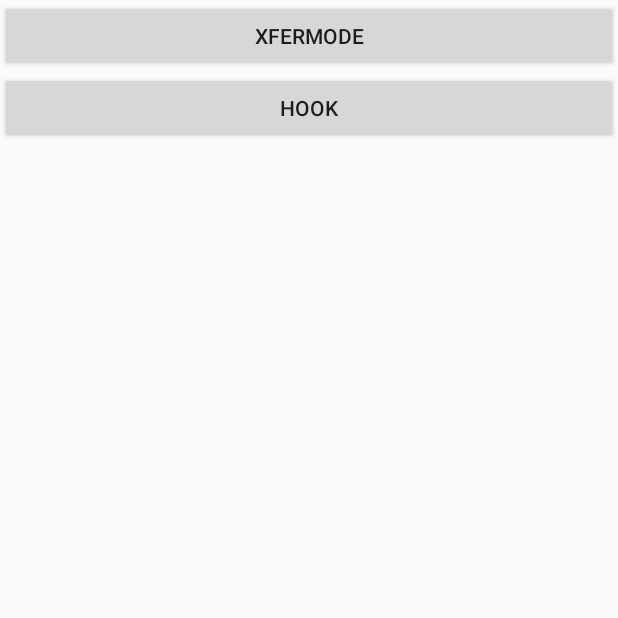
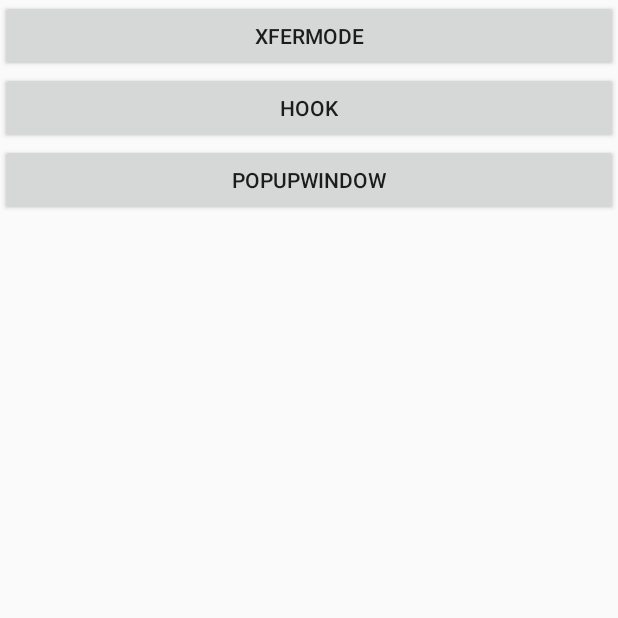
Before and after one commit to shizhongyu/MyCustomView, an Android app: the screen it shows after launch (MainActivity), on a phone screen of 412 x 824 dp, the top half of it. Run offline under Robolectric (Android 15) with nearby library versions, the phone set to English and light mode, and no system bars.

Commit message:
代码优化。

```diff
--- a/app/build.gradle
+++ b/app/build.gradle
@@ -27,4 +27,7 @@ dependencies {
     androidTestImplementation 'com.android.support.test.espresso:espresso-core:3.0.1'
     // https://mvnrepository.com/artifact/com.android.support/recyclerview-v7
     implementation group: 'com.android.support', name: 'recyclerview-v7', version: '27.1.1'
+    // https://mvnrepository.com/artifact/com.android.support/cardview-v7
+    implementation group: 'com.android.support', name: 'cardview-v7', version: '28.0.0'
+
 }
--- a/app/src/main/AndroidManifest.xml
+++ b/app/src/main/AndroidManifest.xml
@@ -20,6 +20,7 @@
         <activity android:name=".activity.XfermodeActivity"/>
         <activity android:name=".activity.pinActivity"/>
         <activity android:name=".activity.HookActivity"/>
+        <activity android:name=".activity.PopUpWindowActivity"/>
     </application>
 
 </manifest>
--- /dev/null
+++ b/app/src/main/java/com/example/zhongyu/myapplication/activity/BaseActivity.java
@@ -0,0 +1,13 @@
+package com.example.zhongyu.myapplication.activity;
+
+import android.app.Activity;
+import android.content.Intent;
+
+public class BaseActivity extends Activity {
+
+    protected void goTo(Class clazz) {
+        Intent intent = new Intent(this, clazz);
+        startActivity(intent);
+    }
+
+}
--- a/app/src/main/java/com/example/zhongyu/myapplication/activity/CommonActivity.java
+++ b/app/src/main/java/com/example/zhongyu/myapplication/activity/CommonActivity.java
@@ -14,7 +14,7 @@ import android.support.v7.app.AppCompatActivity;
  */
 public class CommonActivity extends Activity {
 
-    public static  <T extends Class> void lauch(Context context, T t) {
+    public static void lauch(Context context, Class t) {
         Intent intent = new Intent(context, t);
         context.startActivity(intent);
     }
--- a/app/src/main/java/com/example/zhongyu/myapplication/activity/MainActivity.java
+++ b/app/src/main/java/com/example/zhongyu/myapplication/activity/MainActivity.java
@@ -8,12 +8,13 @@ import android.widget.Button;
 
 import com.example.zhongyu.myapplication.R;
 
-public class MainActivity extends Activity {
+public class MainActivity extends BaseActivity {
 
     private static final String TAG = "MainActivity";
     private RecyclerView mRecyclerview;
     private Button mXfermode;
     private Button mHook;
+    private Button mPopUpWindow;
 
     @Override
     protected void onCreate(Bundle savedInstanceState) {
@@ -37,5 +38,12 @@ public class MainActivity extends Activity {
                 HookActivity.lauch(MainActivity.this, HookActivity.class);
             }
         });
+        mPopUpWindow = (Button) findViewById(R.id.popUpWindow);
+        mPopUpWindow.setOnClickListener(new View.OnClickListener() {
+            @Override
+            public void onClick(View v) {
+                goTo(PopUpWindowActivity.class);
+            }
+        });
     }
 }
--- a/app/src/main/res/layout/activity_main.xml
+++ b/app/src/main/res/layout/activity_main.xml
@@ -17,5 +17,9 @@
         android:text="hook"
         android:layout_width="match_parent"
         android:layout_height="wrap_content"/>
-
+    <Button
+        android:id="@+id/popUpWindow"
+        android:text="popUpWindow"
+        android:layout_width="match_parent"
+        android:layout_height="wrap_content"/>
 </LinearLayout>
```
Also changed, not shown: app/src/main/java/com/example/zhongyu/myapplication/activity/AppUIUtils.java (added, +11 -0 lines), app/src/main/java/com/example/zhongyu/myapplication/activity/MessagePopUpWindow.java (added, +40 -0 lines), app/src/main/java/com/example/zhongyu/myapplication/activity/PopUpWindowActivity.java (added, +33 -0 lines), app/src/main/res/layout/message_pop_window.xml (added, +13 -0 lines), app/src/main/res/layout/popupwindow.xml (added, +13 -0 lines).
